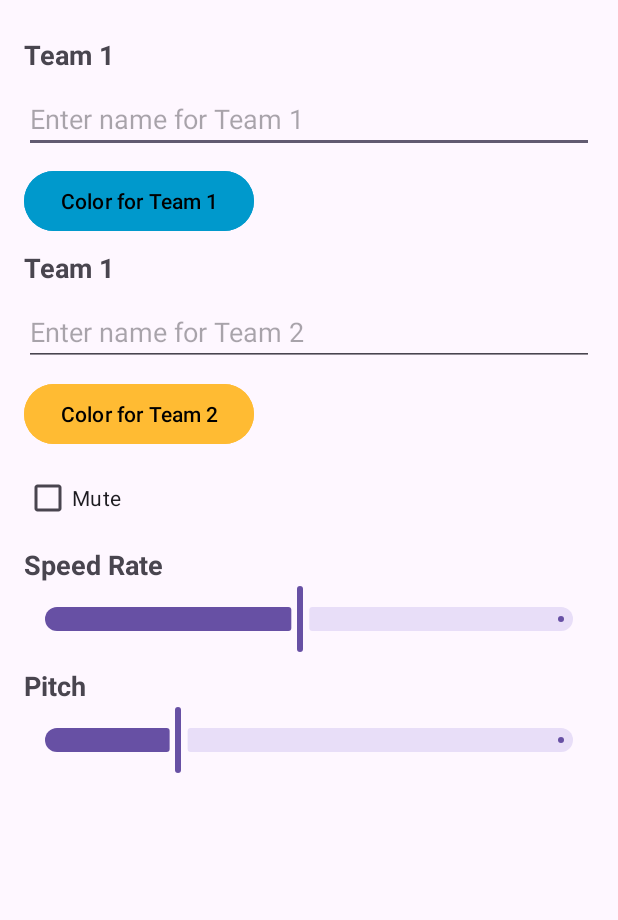
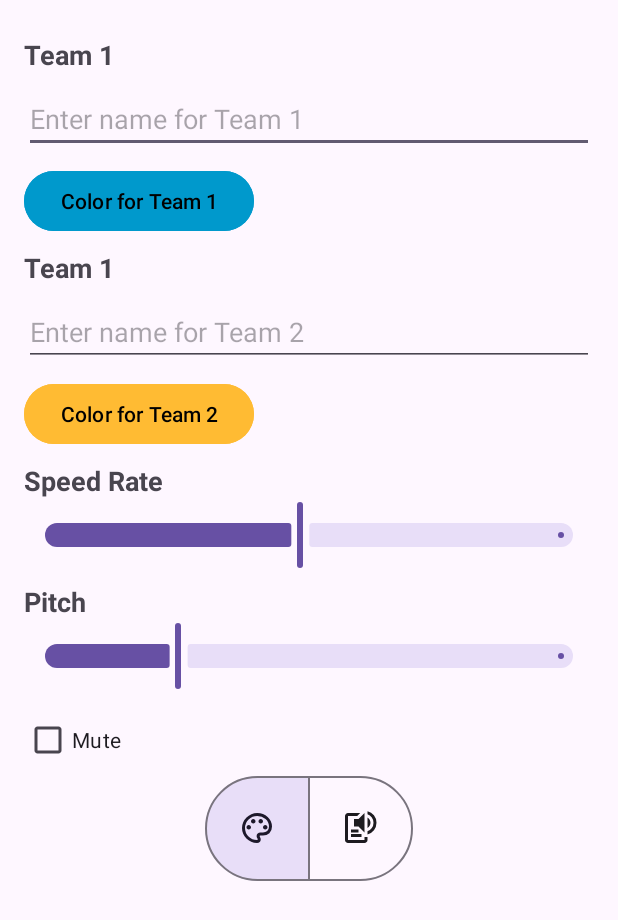
Before and after one commit to guigax/LoudScoreboard, an Android app: the layout settings_layout.xml on its own in the app's theme, with its tools: preview values and no code run, on a phone screen of 412 x 824 dp. Shown: the top 920 px of the screen. Run offline under Robolectric (Android 15) with nearby library versions, the phone set to English and light mode, and no system bars.

Commit message:
Improved the SettingsFragment with a  MaterialButtonToggleGroup, easing the amount of components onscreen at the same time

```diff
--- a/app/src/main/java/com/guigax/loudscoreboard/fragments/SettingsFragment.kt
+++ b/app/src/main/java/com/guigax/loudscoreboard/fragments/SettingsFragment.kt
@@ -13,9 +13,12 @@ import android.view.ViewGroup
 import android.widget.Button
 import android.widget.CheckBox
 import android.widget.EditText
+import android.widget.LinearLayout
 import android.widget.Spinner
 import androidx.core.content.ContextCompat
 import com.google.android.material.bottomsheet.BottomSheetDialogFragment
+import com.google.android.material.button.MaterialButton
+import com.google.android.material.button.MaterialButtonToggleGroup
 import com.google.android.material.slider.Slider
 import com.guigax.loudscoreboard.R
 import com.guigax.loudscoreboard.datacoordinator.DataCoordinator
@@ -36,11 +39,18 @@ import com.guigax.loudscoreboard.preferences.ColorOptions
 import kotlinx.coroutines.runBlocking
 
 class SettingsFragment : BottomSheetDialogFragment() {
+    private lateinit var toggleGroup: MaterialButtonToggleGroup
+    private lateinit var paletteLayout: LinearLayout
+    private lateinit var textToSpeechLayout: LinearLayout
+    private lateinit var paletteButton: MaterialButton
+    private lateinit var textToSpeechButton: MaterialButton
+
     private lateinit var team1ColorV: Button
     private lateinit var team2ColorV: Button
     private lateinit var team1NameV: EditText
     private lateinit var team2NameV: EditText
     private lateinit var dialog: ColorPickerDialog
+
     private lateinit var mute: CheckBox
     private lateinit var ttsSpeedRateSlider: Slider
     private lateinit var ttsPitchSlider: Slider
@@ -73,6 +83,11 @@ class SettingsFragment : BottomSheetDialogFragment() {
         team1NameV = fragmentView.findViewById(R.id.team1Name)
         team2NameV = fragmentView.findViewById(R.id.team2Name)
         mute = fragmentView.findViewById(R.id.mute)
+        toggleGroup = fragmentView.findViewById(R.id.toggleGroup)
+        paletteLayout = fragmentView.findViewById(R.id.paletteLayout)
+        textToSpeechLayout = fragmentView.findViewById(R.id.textToSpeechLayout)
+        paletteButton = fragmentView.findViewById(R.id.paletteButton)
+        textToSpeechButton = fragmentView.findViewById(R.id.textToSpeechButton)
 
         ttsSpeedRateSlider = fragmentView.findViewById(R.id.ttsSpeedRate)
         ttsPitchSlider = fragmentView.findViewById(R.id.ttsPitch)
@@ -89,6 +104,7 @@ class SettingsFragment : BottomSheetDialogFragment() {
         updateTeamsColors()
         updateIsMuted()
         updateTTSSliders()
+        updateToggleGroup()
 
         team1ColorV.setOnClickListener {
             showColorDialog(1)
@@ -98,6 +114,22 @@ class SettingsFragment : BottomSheetDialogFragment() {
         }
         mute.setOnClickListener {
             setIsMuted()
+        }
+
+        toggleGroup.addOnButtonCheckedListener { _, checkedId, _ ->
+            when (checkedId) {
+                R.id.paletteButton -> {
+                    textToSpeechButton.isChecked = false
+                    paletteLayout.visibility = View.VISIBLE
+                    textToSpeechLayout.visibility = View.GONE
+                }
+
+                R.id.textToSpeechButton -> {
+                    paletteButton.isChecked = false
+                    paletteLayout.visibility = View.GONE
+                    textToSpeechLayout.visibility = View.VISIBLE
+                }
+            }
         }
 
         return fragmentView
@@ -112,6 +144,15 @@ class SettingsFragment : BottomSheetDialogFragment() {
             setNames()
             setTTSSliders()
         }
+    }
+
+    private fun updateToggleGroup() {
+        // Set the paletteButton as checked by default
+        toggleGroup.check(R.id.paletteButton)
+        paletteButton.isChecked = true
+        textToSpeechButton.isChecked = false
+        paletteLayout.visibility = View.VISIBLE
+        textToSpeechLayout.visibility = View.GONE
     }
 
     private fun setNames() {
@@ -225,6 +266,4 @@ class SettingsFragment : BottomSheetDialogFragment() {
 
         } as Drawable
     }
-
-
 }
--- /dev/null
+++ b/app/src/main/res/drawable/palette.xml
@@ -0,0 +1,9 @@
+<vector xmlns:android="http://schemas.android.com/apk/res/android"
+    android:width="24dp"
+    android:height="24dp"
+    android:viewportWidth="960"
+    android:viewportHeight="960">
+    <path
+        android:fillColor="#000000"
+        android:pathData="M480,880q-82,0 -155,-31.5t-127.5,-86Q143,708 111.5,635T80,480q0,-83 32.5,-156t88,-127Q256,143 330,111.5T488,80q80,0 151,27.5t124.5,76q53.5,48.5 85,115T880,442q0,115 -70,176.5T640,680h-74q-9,0 -12.5,5t-3.5,11q0,12 15,34.5t15,51.5q0,50 -27.5,74T480,880ZM480,480ZM260,520q26,0 43,-17t17,-43q0,-26 -17,-43t-43,-17q-26,0 -43,17t-17,43q0,26 17,43t43,17ZM380,360q26,0 43,-17t17,-43q0,-26 -17,-43t-43,-17q-26,0 -43,17t-17,43q0,26 17,43t43,17ZM580,360q26,0 43,-17t17,-43q0,-26 -17,-43t-43,-17q-26,0 -43,17t-17,43q0,26 17,43t43,17ZM700,520q26,0 43,-17t17,-43q0,-26 -17,-43t-43,-17q-26,0 -43,17t-17,43q0,26 17,43t43,17ZM480,800q9,0 14.5,-5t5.5,-13q0,-14 -15,-33t-15,-57q0,-42 29,-67t71,-25h70q66,0 113,-38.5T800,442q0,-121 -92.5,-201.5T488,160q-136,0 -232,93t-96,227q0,133 93.5,226.5T480,800Z" />
+</vector>
--- /dev/null
+++ b/app/src/main/res/drawable/text_to_speech.xml
@@ -0,0 +1,9 @@
+<vector xmlns:android="http://schemas.android.com/apk/res/android"
+    android:width="24dp"
+    android:height="24dp"
+    android:viewportWidth="960"
+    android:viewportHeight="960">
+    <path
+        android:fillColor="#FF000000"
+        android:pathData="M160,880q-33,0 -56.5,-23.5T80,800v-640q0,-33 23.5,-56.5T160,80h326l-80,80L160,160v640h440v-80h80v80q0,33 -23.5,56.5T600,880L160,880ZM240,720v-80h280v80L240,720ZM240,600v-80h200v80L240,600ZM600,600L440,440L320,440v-200h120l160,-160v520ZM680,478v-276q36,21 58,57t22,81q0,45 -22,81t-58,57ZM680,650v-84q70,-25 115,-86.5T840,340q0,-78 -45,-139.5T680,114v-84q104,27 172,112.5T920,340q0,112 -68,197.5T680,650Z" />
+</vector>
--- a/app/src/main/res/layout/settings_layout.xml
+++ b/app/src/main/res/layout/settings_layout.xml
@@ -1,6 +1,7 @@
 <?xml version="1.0" encoding="utf-8"?>
 <ScrollView xmlns:android="http://schemas.android.com/apk/res/android"
     android:layout_width="fill_parent"
+    xmlns:app="http://schemas.android.com/apk/res-auto"
     android:layout_height="fill_parent">
 
     <LinearLayout
@@ -9,6 +10,11 @@
         android:orientation="vertical"
         android:padding="16dp">
 
+        <LinearLayout
+            android:id="@+id/paletteLayout"
+            android:layout_width="match_parent"
+            android:layout_height="wrap_content"
+            android:orientation="vertical">
         <TextView
             android:layout_width="wrap_content"
             android:layout_height="wrap_content"
@@ -62,6 +68,7 @@
             android:backgroundTint="@android:color/holo_orange_light"
             android:text="@string/color_for_team_2"
             android:textColor="@color/black" />
+        </LinearLayout>
 
         <LinearLayout
             android:layout_width="match_parent"
@@ -86,70 +93,8 @@
                 android:popupBackground="@android:color/darker_gray" />
         </LinearLayout>
 
-        <!--<RelativeLayout
-            android:layout_width="match_parent"
-            android:layout_height="wrap_content"
-            android:visibility="gone">
-
-            <RelativeLayout
-                android:id="@+id/minValueLayout"
-                android:layout_width="wrap_content"
-                android:layout_height="wrap_content">
-
-                <TextView
-                    android:id="@+id/minValueLabel"
-                    android:layout_width="wrap_content"
-                    android:layout_height="wrap_content"
-                    android:layout_marginTop="8dp"
-                    android:text="Minimum Value"
-                    android:textSize="18sp"
-                    android:textStyle="bold" />
-
-                <EditText
-                    android:id="@+id/minValue"
-                    android:layout_width="wrap_content"
-                    android:layout_height="wrap_content"
-                    android:layout_below="@id/minValueLabel"
-                    android:layout_marginTop="8dp"
-                    android:hint="Enter minimum value"
-                    android:inputType="number" />
-            </RelativeLayout>
-
-            <RelativeLayout
-                android:id="@+id/maxValueLayout"
-                android:layout_width="wrap_content"
-                android:layout_height="wrap_content"
-                android:layout_toEndOf="@id/minValueLayout">
-
-                <TextView
-                    android:id="@+id/maxValueLabel"
-                    android:layout_width="wrap_content"
-                    android:layout_height="wrap_content"
-                    android:layout_marginTop="8dp"
-                    android:text="Maximum Value"
-                    android:textSize="18sp"
-                    android:textStyle="bold" />
-
-                <EditText
-                    android:id="@+id/maxValue"
-                    android:layout_width="wrap_content"
-                    android:layout_height="wrap_content"
-                    android:layout_below="@id/maxValueLabel"
-                    android:layout_marginTop="8dp"
-                    android:hint="Enter maximum value"
-                    android:inputType="number" />
-            </RelativeLayout>
-
-        </RelativeLayout>-->
-
-        <CheckBox
-            android:id="@+id/mute"
-            android:layout_width="wrap_content"
-            android:layout_height="wrap_content"
-            android:layout_marginTop="8dp"
-            android:text="@string/mute" />
-
         <LinearLayout
+            android:id="@+id/textToSpeechLayout"
             android:layout_width="match_parent"
             android:layout_height="wrap_content"
             android:orientation="vertical">
@@ -185,6 +130,49 @@
                 android:value="0.8"
                 android:valueFrom="0.1"
                 android:valueTo="3.0" />
+
+            <CheckBox
+                android:id="@+id/mute"
+                android:layout_width="wrap_content"
+                android:layout_height="wrap_content"
+                android:layout_marginTop="8dp"
+                android:text="@string/mute" />
         </LinearLayout>
+
+        <com.google.android.material.button.MaterialButtonToggleGroup
+            android:id="@+id/toggleGroup"
+            android:layout_width="match_parent"
+            android:layout_height="wrap_content"
+            android:gravity="center"
+            app:checkedButton="@+id/paletteButton">
+
+            <Button
+                android:id="@+id/paletteButton"
+                style="@style/Widget.App.Button.OutlinedButton.IconOnly"
+                android:layout_width="wrap_content"
+                android:layout_height="wrap_content"
+                app:icon="@drawable/palette"
+                app:iconGravity="textStart"
+                app:iconPadding="0dp"
+                app:iconSize="24dp" />
+
+            <!--<Button
+                style="@style/Widget.App.Button.OutlinedButton.IconOnly"
+                android:id="@+id/button2"
+                android:layout_width="wrap_content"
+                android:layout_height="wrap_content"
+                app:icon="@drawable/score" />-->
+
+            <Button
+                android:id="@+id/textToSpeechButton"
+                style="@style/Widget.App.Button.OutlinedButton.IconOnly"
+                android:layout_width="wrap_content"
+                android:layout_height="wrap_content"
+                app:icon="@drawable/text_to_speech"
+                app:iconGravity="textStart"
+                app:iconPadding="0dp"
+                app:iconSize="24dp" />
+        </com.google.android.material.button.MaterialButtonToggleGroup>
+
     </LinearLayout>
 </ScrollView>
--- /dev/null
+++ b/app/src/main/res/values/style.xml
@@ -0,0 +1,14 @@
+<?xml version="1.0" encoding="utf-8"?>
+<resources>
+
+    <style name="Widget.App.Button.OutlinedButton.IconOnly" parent="Widget.Material3.Button.OutlinedButton">
+        <item name="iconPadding">0dp</item>
+        <item name="android:insetTop">0dp</item>
+        <item name="android:insetBottom">0dp</item>
+        <item name="android:paddingLeft">12dp</item>
+        <item name="android:paddingRight">12dp</item>
+        <item name="android:minWidth">70dp</item>
+        <item name="android:minHeight">70dp</item>
+        <item name="android:inset">0dp</item>
+    </style>
+</resources>
```
Also changed, not shown: app/src/main/java/com/guigax/loudscoreboard/datacoordinator/DataCoordinator+Update.kt (+0 -27 lines).
